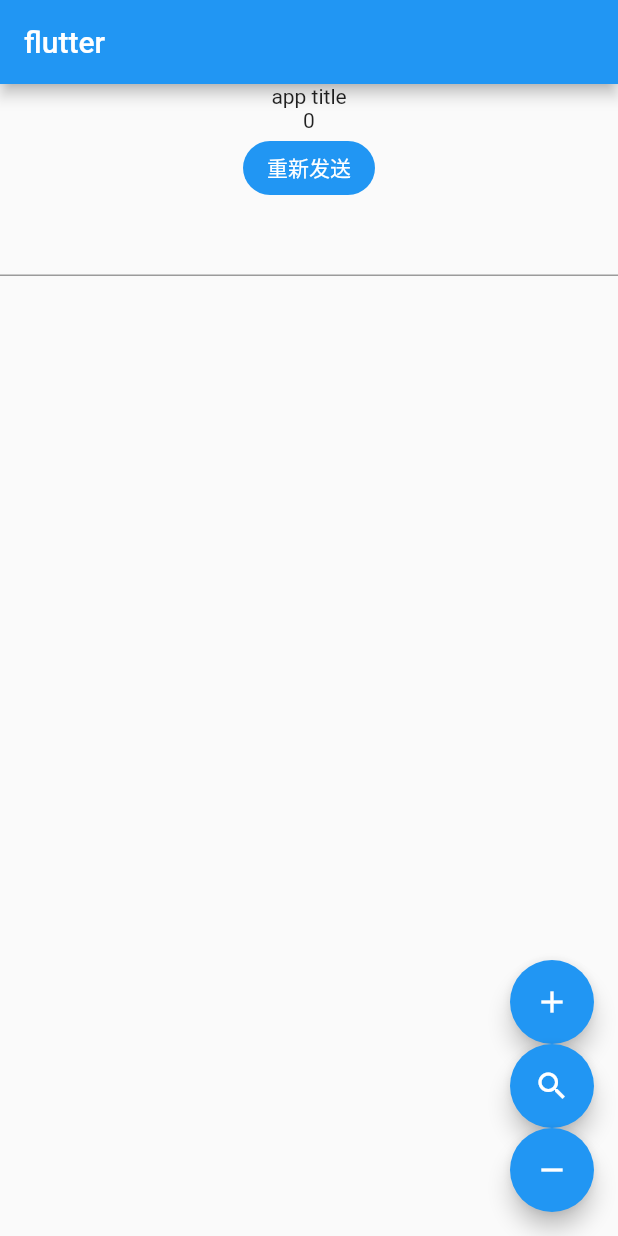
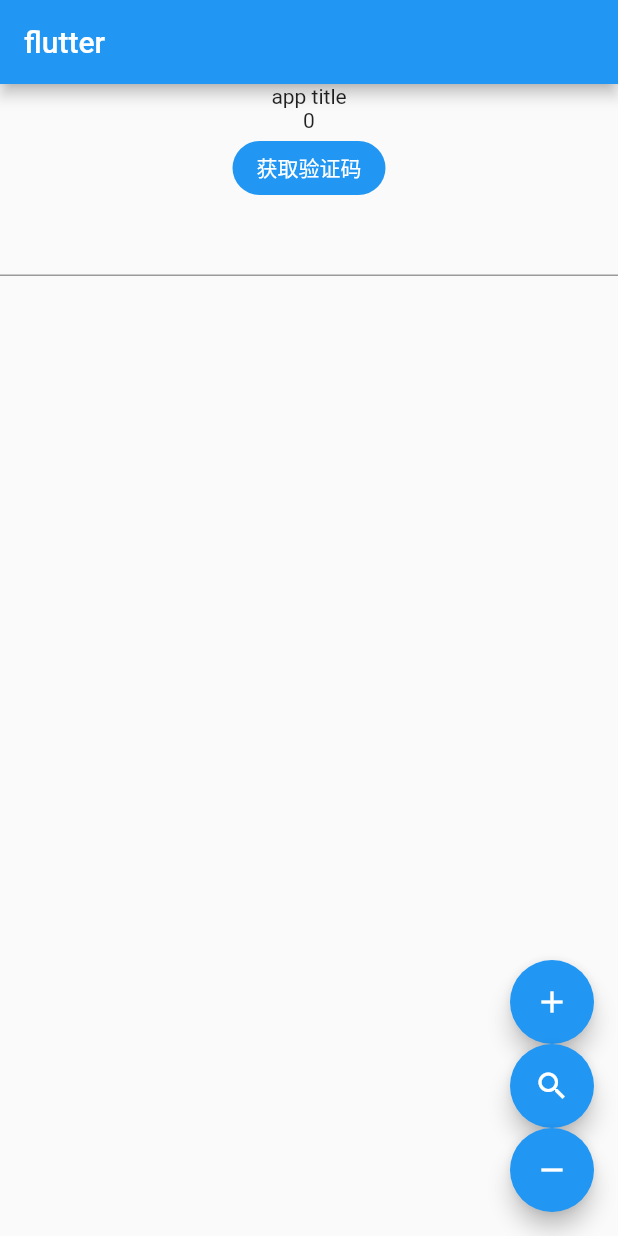
Before and after one commit to nydjmkxxl/xian_yu, a Flutter app: the screen it shows after launch, on a phone screen of 412 x 824 dp. Run offline on Flutter 3.47's test engine with Material 2 defaults, Android fonts, the phone set to English and light mode, and no system bars; our stand-ins replace bloc, dio, flutter_bloc, fluttertoast, get_it, get_storage and 1 more.

Commit message:
本地存储

```diff
--- /dev/null
+++ b/lib/entity_class/user_info.dart
@@ -0,0 +1,300 @@
+import 'package:json_annotation/json_annotation.dart';
+
+part 'user_info.g.dart';
+
+@JsonSerializable()
+class UserInfo extends Object {
+  @JsonKey(name: 'msg')
+  String msg;
+
+  @JsonKey(name: 'code')
+  int code;
+
+  @JsonKey(name: 'data')
+  Data data;
+
+  UserInfo(
+    this.msg,
+    this.code,
+    this.data,
+  );
+
+  factory UserInfo.fromJson(Map<String, dynamic> srcJson) =>
+      _$UserInfoFromJson(srcJson);
+
+  Map<String, dynamic> toJson() => _$UserInfoToJson(this);
+}
+
+@JsonSerializable()
+class Data extends Object {
+  @JsonKey(name: 'userId')
+  int userId;
+
+  @JsonKey(name: 'deptId')
+  int deptId;
+
+  @JsonKey(name: 'loginName')
+  String loginName;
+
+  @JsonKey(name: 'userName')
+  String userName;
+
+  @JsonKey(name: 'userType')
+  String userType;
+
+  @JsonKey(name: 'email')
+  String email;
+
+  @JsonKey(name: 'phonenumber')
+  String phonenumber;
+
+  @JsonKey(name: 'sex')
+  String sex;
+
+  @JsonKey(name: 'avatar')
+  String avatar;
+
+  @JsonKey(name: 'password')
+  String password;
+
+  @JsonKey(name: 'salt')
+  String salt;
+
+  @JsonKey(name: 'status')
+  String status;
+
+  @JsonKey(name: 'delFlag')
+  String delFlag;
+
+  @JsonKey(name: 'loginIp')
+  String loginIp;
+
+  @JsonKey(name: 'loginDate')
+  List<int> loginDate;
+
+  @JsonKey(name: 'createBy')
+  String createBy;
+
+  @JsonKey(name: 'createTime')
+  String createTime;
+
+  @JsonKey(name: 'updateBy')
+  String updateBy;
+
+  @JsonKey(name: 'updateTime')
+  String updateTime;
+
+  @JsonKey(name: 'remark')
+  String remark;
+
+  @JsonKey(name: 'openId')
+  String openId;
+
+  @JsonKey(name: 'headimgUrl')
+  String headimgUrl;
+
+  @JsonKey(name: 'loginnum')
+  int loginnum;
+
+  @JsonKey(name: 'businesscity')
+  String businesscity;
+
+  @JsonKey(name: 'businessprovince')
+  String businessprovince;
+
+  @JsonKey(name: 'isnotcie')
+  int isnotcie;
+
+  @JsonKey(name: 'subusername')
+  String subusername;
+
+  @JsonKey(name: 'expireDate')
+  String expireDate;
+
+  @JsonKey(name: 'aicLicense')
+  int aicLicense;
+
+  @JsonKey(name: 'aicBalance')
+  int aicBalance;
+
+  @JsonKey(name: 'recommenderName')
+  String recommenderName;
+
+  @JsonKey(name: 'recommenderPhone')
+  String recommenderPhone;
+
+  @JsonKey(name: 'addeffectTime')
+  int addeffectTime;
+
+  @JsonKey(name: 'agencyPolicy')
+  String agencyPolicy;
+
+  @JsonKey(name: 'violation')
+  int violation;
+
+  @JsonKey(name: 'voice')
+  int voice;
+
+  @JsonKey(name: 'myCustomer')
+  int myCustomer;
+
+  @JsonKey(name: 'customerView')
+  int customerView;
+
+  @JsonKey(name: 'phone')
+  int phone;
+
+  @JsonKey(name: 'infoModify')
+  int infoModify;
+
+  @JsonKey(name: 'edit')
+  int edit;
+
+  @JsonKey(name: 'downloadFlag')
+  int downloadFlag;
+
+  @JsonKey(name: 'aiFlag')
+  int aiFlag;
+
+  @JsonKey(name: 'addCustomer')
+  int addCustomer;
+
+  @JsonKey(name: 'picUpload')
+  int picUpload;
+
+  @JsonKey(name: 'excel')
+  int excel;
+
+  @JsonKey(name: 'fclass')
+  int fclass;
+
+  @JsonKey(name: 'fclassFree')
+  int fclassFree;
+
+  @JsonKey(name: 'agentFlag')
+  int agentFlag;
+
+  @JsonKey(name: 'myGroup')
+  int myGroup;
+
+  @JsonKey(name: 'subInfoModify')
+  int subInfoModify;
+
+  @JsonKey(name: 'subPhone')
+  int subPhone;
+
+  @JsonKey(name: 'subEdit')
+  int subEdit;
+
+  @JsonKey(name: 'subDownload')
+  int subDownload;
+
+  @JsonKey(name: 'freeMaterials')
+  int freeMaterials;
+
+  @JsonKey(name: 'phoneNumbers')
+  int phoneNumbers;
+
+  @JsonKey(name: 'assistAccount')
+  int assistAccount;
+
+  @JsonKey(name: 'analysis')
+  int analysis;
+
+  @JsonKey(name: 'message')
+  int message;
+
+  @JsonKey(name: 'headimg')
+  String headimg;
+
+  @JsonKey(name: 'expire')
+  int expire;
+
+  @JsonKey(name: 'record')
+  Record record;
+
+  Data(
+    this.userId,
+    this.deptId,
+    this.loginName,
+    this.userName,
+    this.userType,
+    this.email,
+    this.phonenumber,
+    this.sex,
+    this.avatar,
+    this.password,
+    this.salt,
+    this.status,
+    this.delFlag,
+    this.loginIp,
+    this.loginDate,
+    this.createBy,
+    this.createTime,
+    this.updateBy,
+    this.updateTime,
+    this.remark,
+    this.openId,
+    this.headimgUrl,
+    this.loginnum,
+    this.businesscity,
+    this.businessprovince,
+    this.isnotcie,
+    this.subusername,
+    this.expireDate,
+    this.aicLicense,
+    this.aicBalance,
+    this.recommenderName,
+    this.recommenderPhone,
+    this.addeffectTime,
+    this.agencyPolicy,
+    this.violation,
+    this.voice,
+    this.myCustomer,
+    this.customerView,
+    this.phone,
+    this.infoModify,
+    this.edit,
+    this.downloadFlag,
+    this.aiFlag,
+    this.addCustomer,
+    this.picUpload,
+    this.excel,
+    this.fclass,
+    this.fclassFree,
+    this.agentFlag,
+    this.myGroup,
+    this.subInfoModify,
+    this.subPhone,
+    this.subEdit,
+    this.subDownload,
+    this.freeMaterials,
+    this.phoneNumbers,
+    this.assistAccount,
+    this.analysis,
+    this.message,
+    this.headimg,
+    this.expire,
+    this.record,
+  );
+
+  factory Data.fromJson(Map<String, dynamic> srcJson) =>
+      _$DataFromJson(srcJson);
+
+  Map<String, dynamic> toJson() => _$DataToJson(this);
+}
+
+@JsonSerializable()
+class Record extends Object {
+  @JsonKey(name: 'userId')
+  int userId;
+
+  Record(
+    this.userId,
+  );
+
+  factory Record.fromJson(Map<String, dynamic> srcJson) =>
+      _$RecordFromJson(srcJson);
+
+  Map<String, dynamic> toJson() => _$RecordToJson(this);
+}
--- a/lib/main.dart
+++ b/lib/main.dart
@@ -1,5 +1,8 @@
 import 'package:flutter/material.dart';
 import 'package:flutter_bloc/flutter_bloc.dart';
+import 'package:fluttertoast/fluttertoast.dart';
+import 'package:get_storage/get_storage.dart';
+import 'package:xianyu/entity_class/user_info.dart';
 // import 'package:flutter_redux/flutter_redux.dart';
 // import 'package:redux/redux.dart';
 // import 'package:scoped_model/scoped_model.dart'; // scopedmodel
@@ -16,8 +19,9 @@ import 'bloc/todo/todo_bloc.dart';
 import 'entity_class/get_it.dart';
 // import 'model/count_model.dart'; // scopedmodel
 
-void main() {
-  getItSetup();
+void main() async {
+  getItSetup(); // 单例工具
+  GetStorage.init(); // 本地存储初始化
   runApp(const MyApp());
 }
 
@@ -31,9 +35,10 @@ class MyApp extends StatelessWidget {
         BlocProvider<CountBloc>(create: (context) => CountBloc()),
         BlocProvider<TodoBloc>(create: (context) => TodoBloc())
       ],
-      child: const MaterialApp(
+      child: MaterialApp(
         title: 'flutter',
-        home: MyHomePage(title: 'app title'),
+        theme: ThemeData(brightness: Brightness.light),
+        home: const MyHomePage(title: 'app title'),
       ),
     );
   }
@@ -66,7 +71,7 @@ class _MyHomePageState extends State<MyHomePage> {
 
   @override
   Widget build(BuildContext context) {
-    String msg = '获取验证码';
+    String msg = '';
 
     return Scaffold(
         appBar: AppBar(title: const Text('flutter')),
@@ -79,18 +84,41 @@ class _MyHomePageState extends State<MyHomePage> {
               StreamBuilder<int>(
                   stream: counter.stream,
                   builder: (context, snapshot) {
-                    if (snapshot.hasData && counter.count > 0) {
-                      msg = '重新发送 ${snapshot.data}s';
+                    if (snapshot.hasData) {
+                      if (counter.count > 0) {
+                        msg = '重新发送 ${snapshot.data}s';
+                      } else {
+                        msg = '重新发送';
+                      }
                     } else {
-                      msg = '重新发送';
+                      msg = '获取验证码';
                     }
                     return ElevatedButton(
-                        onPressed: () {
-                          // counter.start();
-                          DioHttp()
-                              // .client
-                              .get('crm/user/queryUserInfo?userId=179')
-                              .then((value) => print(value));
+                        onPressed: () async {
+                          // 正在获取验证码时再次点击无效
+                          if (counter.count > 0) {
+                            print('正在获取验证码时再次点击无效');
+                            return;
+                          }
+                          counter.start();
+                          var res = await DioHttp()
+                              .get('crm/user/queryUserInfo', {'userId': 179});
+
+                          Map<String, dynamic>? data = res.data;
+                          // data! 只有 data非 null 时，才执行 fromJson
+                          UserInfo userInfo = UserInfo.fromJson(data!);
+
+                          if (res.statusCode != 200) {
+                            /// 发送失败
+                            Fluttertoast.showToast(
+                                msg: userInfo.msg,
+                                toastLength: Toast.LENGTH_SHORT,
+                                gravity: ToastGravity.CENTER,
+                                timeInSecForIosWeb: 1,
+                                backgroundColor: Colors.red,
+                                textColor: Colors.white,
+                                fontSize: 16);
+                          } else {}
                           // Future.delayed(const Duration(seconds: 10), () {
                           //   counter.clearTime();
                           // });
--- a/lib/utils/counter.dart
+++ b/lib/utils/counter.dart
@@ -12,8 +12,6 @@ class Counter {
   int get count => _count;
 
   void start() {
-    if (_count > 0) return;
-
     _count = time;
     _countStreamController.sink.add(_count);
     Timer.periodic(Duration(seconds: duration), (timer) {
--- a/lib/utils/request/http.dart
+++ b/lib/utils/request/http.dart
@@ -24,11 +24,8 @@ class DioHttp {
         baseUrl: Config.baseUrl,
         connectTimeout: const Duration(seconds: 60),
         receiveTimeout: const Duration(seconds: 60),
-        // headers: {"accessToken": Config.accessToken}
-        );
-    _client.interceptors.addAll([
-      ErrorInterceptor()
-    ]);
+        headers: {"accessToken": Config.accessToken});
+    _client.interceptors.addAll([ErrorInterceptor()]);
   }
 
   void init(
@@ -46,7 +43,6 @@ class DioHttp {
   }
 
   /// GET
-  ///
   Future<Response<dynamic>> get(String path,
       [Map<String, dynamic>? params, Options? options]) async {
     return await _client.get(path, queryParameters: params, options: options);
@@ -101,8 +97,8 @@ class DioHttp {
   }
 
   /// 上传 FormData
-  Future<Response<dynamic>> postFormData(String path,
-      DioFile dioFile, void Function(int, int) onSendProgress) async {
+  Future<Response<dynamic>> postFormData(String path, DioFile dioFile,
+      void Function(int, int) onSendProgress) async {
     return await _client.post(path,
         data: await prepareFormData(dioFile.path, dioFile.filename),
         onSendProgress: onSendProgress ?? showProgress);
--- /dev/null
+++ b/lib/utils/storage.dart
@@ -0,0 +1,29 @@
+import 'package:get_storage/get_storage.dart';
+
+enum StorageKeys {
+  token,
+  refreshToken,
+  userInfo,
+}
+
+class Storage {
+  static final Storage _storage = Storage._internal();
+
+  final GetStorage _box = GetStorage();
+  GetStorage get storage => _box;
+
+  factory Storage() => _storage;
+
+  Storage._internal();
+
+  /// setToken getToken
+  setToken(String token) => _box.write(StorageKeys.token.toString(), token);
+  String? getToken() => _box.read<String>(StorageKeys.token.toString());
+
+  /// setRefreshToken getRefreshToken
+  setRefreshToken(String refreshToken) => _box.write(StorageKeys.refreshToken.toString(), refreshToken);
+  String? getRefreshToken() => _box.read<String>(StorageKeys.refreshToken.toString());
+
+  /// setUserInfo getUserInfo
+  setUserInfo(userInfo) => _box.write(StorageKeys.userInfo, )
+}
```
Also changed, not shown: pubspec.yaml (+15 -2 lines), lib/entity_class/user_info.g.dart (added), pubspec.lock, 1 other file.
